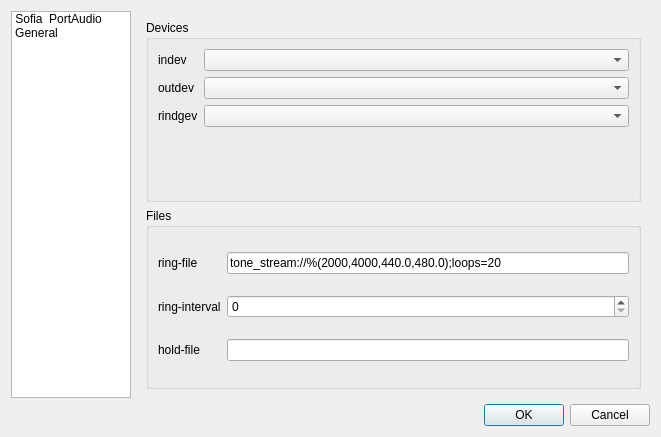
karlma/freeswitch-b1.10, file fscomm/prefdialog.ui: the form before one commit.
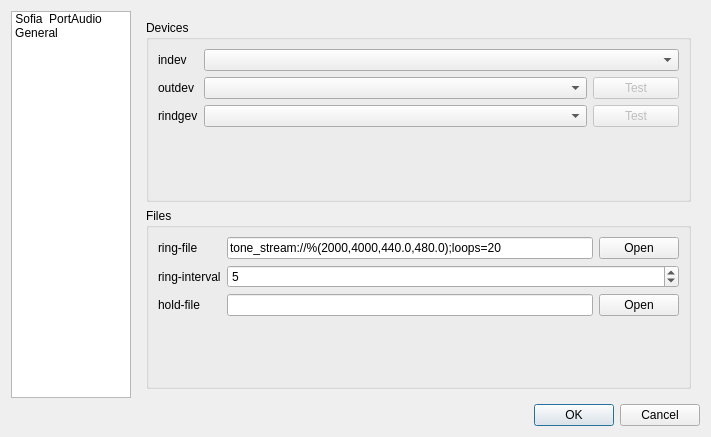
The form after the commit. Icons and pictures are not drawn.

Commit message: A couple of more changes to the portaudio configuration.

```diff
--- a/fscomm/prefdialog.ui
+++ b/fscomm/prefdialog.ui
@@ -6,7 +6,7 @@
    <rect>
     <x>0</x>
     <y>0</y>
-    <width>661</width>
+    <width>711</width>
     <height>437</height>
    </rect>
   </property>
@@ -197,7 +197,27 @@
            </widget>
           </item>
           <item row="1" column="1">
-           <widget class="QComboBox" name="PaOutdevCombo"/>
+           <layout class="QHBoxLayout" name="horizontalLayout_3">
+            <item>
+             <widget class="QComboBox" name="PaOutdevCombo"/>
+            </item>
+            <item>
+             <widget class="QPushButton" name="PaOutdevTestBtn">
+              <property name="enabled">
+               <bool>false</bool>
+              </property>
+              <property name="maximumSize">
+               <size>
+                <width>86</width>
+                <height>27</height>
+               </size>
+              </property>
+              <property name="text">
+               <string>Test</string>
+              </property>
+             </widget>
+            </item>
+           </layout>
           </item>
           <item row="2" column="0">
            <widget class="QLabel" name="label_9">
@@ -207,7 +227,27 @@
            </widget>
           </item>
           <item row="2" column="1">
-           <widget class="QComboBox" name="PaRingdevCombo"/>
+           <layout class="QHBoxLayout" name="horizontalLayout_2">
+            <item>
+             <widget class="QComboBox" name="PaRingdevCombo"/>
+            </item>
+            <item>
+             <widget class="QPushButton" name="PaRingdevTestBtn">
+              <property name="enabled">
+               <bool>false</bool>
+              </property>
+              <property name="maximumSize">
+               <size>
+                <width>86</width>
+                <height>27</height>
+               </size>
+              </property>
+              <property name="text">
+               <string>Test</string>
+              </property>
+             </widget>
+            </item>
+           </layout>
           </item>
          </layout>
         </widget>
@@ -217,7 +257,7 @@
          <property name="title">
           <string>Files</string>
          </property>
-         <layout class="QGridLayout" name="gridLayout">
+         <layout class="QFormLayout" name="formLayout_5">
           <item row="0" column="0">
            <widget class="QLabel" name="label_10">
             <property name="text">
@@ -226,11 +266,22 @@
            </widget>
           </item>
           <item row="0" column="1">
-           <widget class="QLineEdit" name="PaRingFileEdit">
-            <property name="text">
-             <string>tone_stream://%(2000,4000,440.0,480.0);loops=20</string>
-            </property>
-           </widget>
+           <layout class="QHBoxLayout" name="horizontalLayout_4">
+            <item>
+             <widget class="QLineEdit" name="PaRingFileEdit">
+              <property name="text">
+               <string>tone_stream://%(2000,4000,440.0,480.0);loops=20</string>
+              </property>
+             </widget>
+            </item>
+            <item>
+             <widget class="QPushButton" name="PaRingFileBtn">
+              <property name="text">
+               <string>Open</string>
+              </property>
+             </widget>
+            </item>
+           </layout>
           </item>
           <item row="1" column="0">
            <widget class="QLabel" name="label_12">
@@ -240,7 +291,11 @@
            </widget>
           </item>
           <item row="1" column="1">
-           <widget class="QSpinBox" name="PaRingIntervalSpin"/>
+           <widget class="QSpinBox" name="PaRingIntervalSpin">
+            <property name="value">
+             <number>5</number>
+            </property>
+           </widget>
           </item>
           <item row="2" column="0">
            <widget class="QLabel" name="label_11">
@@ -250,7 +305,22 @@
            </widget>
           </item>
           <item row="2" column="1">
-           <widget class="QLineEdit" name="PaHoldFileEdit"/>
+           <layout class="QHBoxLayout" name="horizontalLayout">
+            <item>
+             <widget class="QLineEdit" name="PaHoldFileEdit">
+              <property name="readOnly">
+               <bool>true</bool>
+              </property>
+             </widget>
+            </item>
+            <item>
+             <widget class="QPushButton" name="PaHoldFileBtn">
+              <property name="text">
+               <string>Open</string>
+              </property>
+             </widget>
+            </item>
+           </layout>
           </item>
          </layout>
         </widget>
```
The commit also changes 2 other files.
